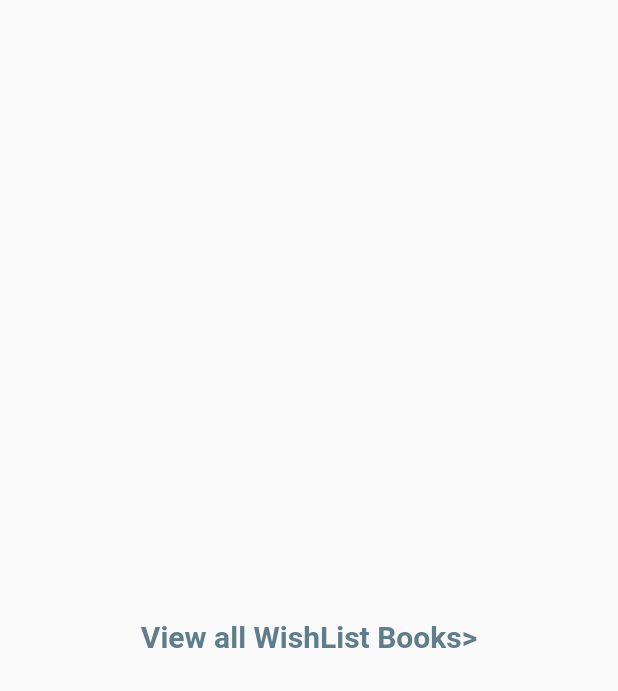
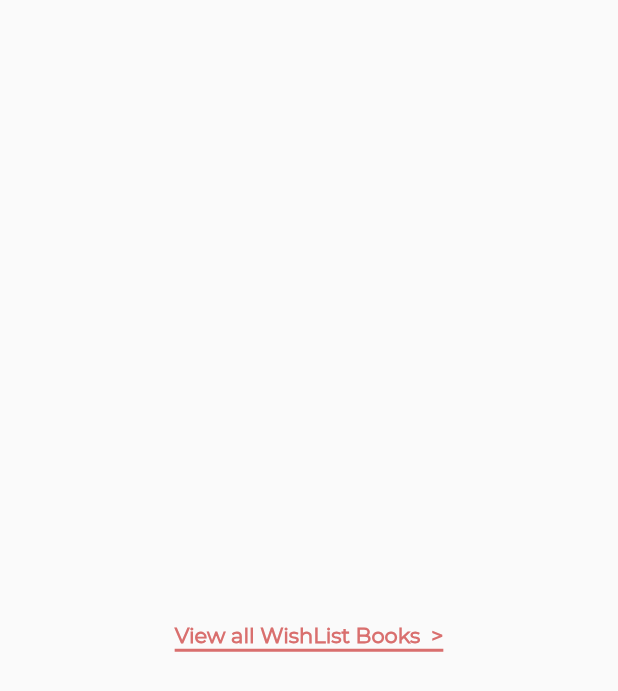
Before and after one commit to Xineoph/it_girls_project, a Flutter app: the InkWellWishScreen widget shown alone on an empty page, opened directly, on a phone screen of 412 x 824 dp. Shown: the top 691 px of the screen. Run offline on Flutter 3.47's test engine with Material 2 defaults, Android fonts, the phone set to English and light mode, and no system bars.

Commit message:
feature/ create a wishlist component

```diff
--- a/lib/screens/user_profile_screen.dart
+++ b/lib/screens/user_profile_screen.dart
@@ -1,21 +1,14 @@
+import 'package:bookshop/screens/wishlist_screen.dart';
 import 'package:flutter/material.dart';
 
-import 'wishlist_screen.dart';
+class WishListInProfile extends StatelessWidget {
+  const WishListInProfile({Key? key}) : super(key: key);
 
-class Wish extends StatefulWidget {
-  const Wish({Key? key}) : super(key: key);
-
-  @override
-  State<Wish> createState() => _WishState();
-}
-
-class _WishState extends State<Wish> {
   @override
   Widget build(BuildContext context) {
     return Scaffold(
       appBar: AppBar(
         backgroundColor: Colors.white,
-        //title: _titleRow(),
       ),
       body: Column(
         children: const <Widget>[
@@ -50,7 +43,8 @@ class _RowTitleState extends State<RowTitle> {
               style: TextStyle(
                 fontWeight: FontWeight.bold,
                 fontSize: 20,
-                color: Colors.grey,
+                fontFamily: 'Montserrat',
+                color: Colors.black,
               ),
             ),
             Text(
@@ -106,18 +100,35 @@ class InkWellWishScreen extends StatelessWidget {
 
   @override
   Widget build(BuildContext context) {
-    return Container(
-      alignment: Alignment.center,
-      padding: const EdgeInsets.fromLTRB(0, 25, 0, 0),
-      child: const InkWell(
-          child: Text(
-        'View all WishList Books>',
-        style: TextStyle(
-          fontWeight: FontWeight.bold,
-          fontSize: 20,
-          color: Colors.blueGrey,
+    return InkWell(
+      child: Container(
+        alignment: Alignment.center,
+        padding: const EdgeInsets.fromLTRB(0, 25, 0, 0),
+        child: Container(
+          padding: const EdgeInsets.only(
+            bottom: 1,
+          ),
+          decoration: const BoxDecoration(
+              border: Border(
+                  bottom: BorderSide(
+            color: Color(0xffd96f6e),
+            width: 2.0,
+          ))),
+          child: const Text(
+            'View all WishList Books  >',
+            style: TextStyle(
+              fontWeight: FontWeight.bold,
+              fontSize: 14,
+              fontFamily: 'Montserrat',
+              color: Color(0xffd96f6e),
+            ),
+          ),
         ),
-      )),
+      ),
+      onTap: () {
+        Navigator.push(context,
+            MaterialPageRoute(builder: (context) => const WishListScreen()));
+      },
     );
   }
 }
--- a/lib/screens/wishlist_screen.dart
+++ b/lib/screens/wishlist_screen.dart
@@ -38,6 +38,9 @@ class _WishListScreenState extends State<WishListScreen> {
   Widget build(BuildContext context) {
     return Scaffold(
       appBar: AppBar(
+        iconTheme: const IconThemeData(
+        color: Colors.black,
+        ),
         backgroundColor: Colors.white,
         title: _titleRow(),
       ),
@@ -55,7 +58,9 @@ class _WishListScreenState extends State<WishListScreen> {
           'Wishlist',
           style: TextStyle(
             fontSize: 20,
+            fontFamily: 'Montserrat',
             color: Colors.black,
+            fontWeight: FontWeight.bold,
           ),
         ),
         Text(
```
Also changed, not shown: assets/images/bookWish1.png (added), assets/images/bookWish10.png (added), assets/images/bookWish11.png (added), assets/images/bookWish2.png (added), assets/images/bookWish3.png (added), assets/images/bookWish4.png (added), assets/images/bookWish5.png (added), assets/images/bookWish6.png (added), assets/images/bookWish7.png (added), assets/images/bookWish8.png (added), assets/images/bookWish9.png (added).
